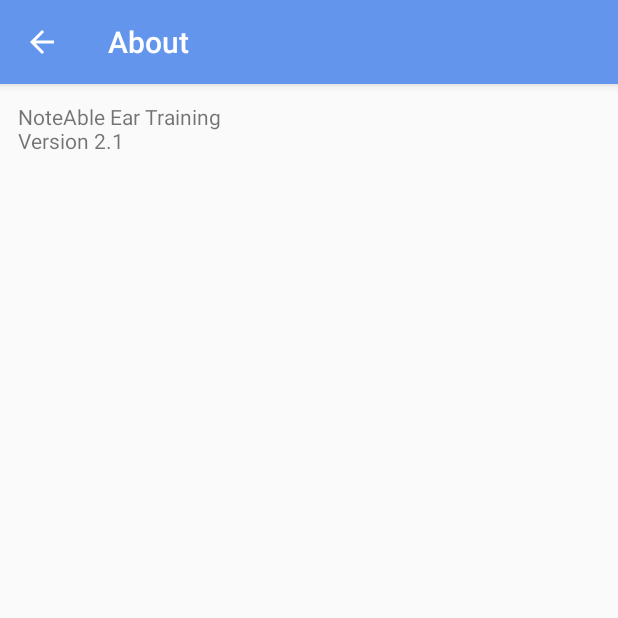
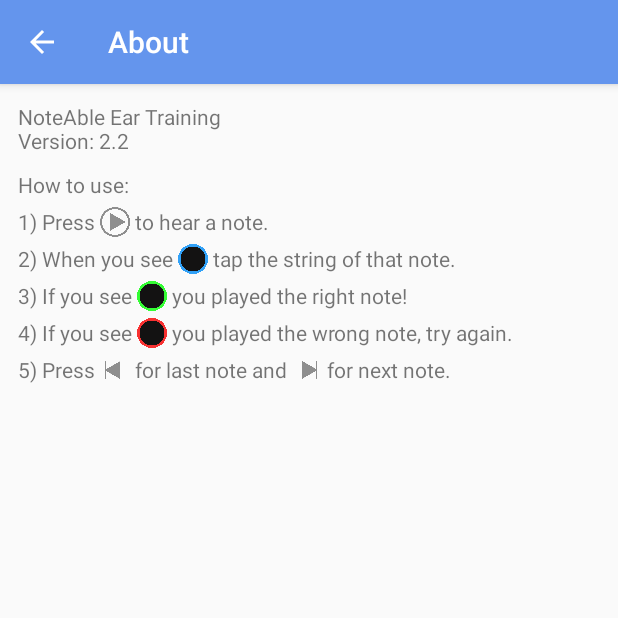
Before and after one commit to msuson/NoteAble, an Android app: the SettingsActivity screen opened directly, with no data from a screen before it, on a phone screen of 412 x 824 dp, the top half of it. Run offline under Robolectric (Android 15) with nearby library versions, the phone set to English and light mode, and no system bars.

Commit message:
NoteAble 2.2 added toast message and about screen

```diff
--- a/app/build.gradle
+++ b/app/build.gradle
@@ -8,8 +8,8 @@ android {
         applicationId "suson.marco.noteable"
         minSdkVersion 15
         targetSdkVersion 23
-        versionCode 3
-        versionName "2.1"
+        versionCode 4
+        versionName "2.2"
     }
     buildTypes {
         release {
--- a/app/src/main/java/suson/marco/noteable/MainActivity.java
+++ b/app/src/main/java/suson/marco/noteable/MainActivity.java
@@ -5,11 +5,13 @@ import android.content.res.AssetFileDescriptor;
 import android.media.MediaPlayer;
 import android.support.v7.app.AppCompatActivity;
 import android.os.Bundle;
+import android.view.Gravity;
 import android.view.Menu;
 import android.view.MenuItem;
 import android.view.View;
 import android.widget.ImageButton;
 import android.widget.ImageView;
+import android.widget.Toast;
 
 import java.io.IOException;
 import java.util.Random;
@@ -25,6 +27,7 @@ public class MainActivity extends AppCompatActivity {
             R.raw.string_4_note_d,
             R.raw.string_5_note_a,
             R.raw.string_6_note_e};
+    private String[] noteName = {"e", "B", "G", "D", "A", "E"};
     private int currentNote = new Random().nextInt(notes.length);
     private int previousNote;
     private final MediaPlayer player = new MediaPlayer();
@@ -101,8 +104,12 @@ public class MainActivity extends AppCompatActivity {
             stringButtons[i].setOnClickListener(new View.OnClickListener() {
                 @Override
                 public void onClick(View v) {
-                    if(index == currentNote && ready)
+                    if(index == currentNote && ready) {
+                        Toast toast = Toast.makeText(MainActivity.this, noteName[index], Toast.LENGTH_SHORT);
+                        toast.setGravity(Gravity.CENTER_HORIZONTAL, 0, -190);
+                        toast.show();
                         centerImage.setImageResource(R.drawable.correct_response2);
+                    }
                     else if(ready)
                         centerImage.setImageResource(R.drawable.incorrect_response2);
                     AssetFileDescriptor afd = MainActivity.this.getResources().openRawResourceFd(notes[index]);
--- a/app/src/main/res/layout/activity_settings.xml
+++ b/app/src/main/res/layout/activity_settings.xml
@@ -5,8 +5,163 @@
     android:padding="12dp">
 
     <TextView
+        android:id="@+id/about"
         android:layout_width="wrap_content"
         android:layout_height="wrap_content"
-        android:text="NoteAble Ear Training\nVersion 2.1"/>
+        android:text="NoteAble Ear Training\nVersion: 2.2"/>
+
+    <TextView
+        android:id="@+id/howTo"
+        android:layout_width="wrap_content"
+        android:layout_height="wrap_content"
+        android:layout_below="@+id/about"
+        android:paddingTop="10dp"
+        android:text="How to use:"/>
+
+    <TextView
+        android:layout_marginTop="5dp"
+        android:id="@+id/step1"
+        android:layout_width="wrap_content"
+        android:layout_height="wrap_content"
+        android:layout_below="@+id/howTo"
+        android:text="1) Press "/>
+
+    <ImageView
+        android:layout_marginTop="5dp"
+        android:id="@+id/playIcon"
+        android:layout_width="20dp"
+        android:layout_height="20dp"
+        android:layout_toRightOf="@+id/step1"
+        android:layout_below="@+id/howTo"
+        android:src="@drawable/play_icon_tut"/>
+
+    <TextView
+        android:layout_marginTop="5dp"
+        android:layout_width="wrap_content"
+        android:layout_height="wrap_content"
+        android:layout_toRightOf="@+id/playIcon"
+        android:layout_below="@+id/howTo"
+        android:text=" to hear a note."/>
+
+    <TextView
+        android:layout_marginTop="5dp"
+        android:id="@+id/step2"
+        android:layout_width="wrap_content"
+        android:layout_height="wrap_content"
+        android:layout_below="@+id/step1"
+        android:text="2) When you see "/>
+
+    <ImageView
+        android:layout_marginTop="5dp"
+        android:id="@+id/step2.1"
+        android:layout_width="20dp"
+        android:layout_height="20dp"
+        android:layout_below="@+id/step1"
+        android:layout_toRightOf="@+id/step2"
+        android:src="@drawable/active2"/>
+
+    <TextView
+        android:layout_marginTop="5dp"
+        android:id="@+id/step2.2"
+        android:layout_width="wrap_content"
+        android:layout_height="wrap_content"
+        android:layout_below="@+id/step1"
+        android:layout_toRightOf="@+id/step2.1"
+        android:text=" tap the string of that note."/>
+
+    <TextView
+        android:layout_marginTop="5dp"
+        android:id="@+id/step3"
+        android:layout_width="wrap_content"
+        android:layout_height="wrap_content"
+        android:layout_below="@+id/step2"
+        android:text="3) If you see "/>
+
+    <ImageView
+        android:layout_marginTop="5dp"
+        android:id="@+id/step3.1"
+        android:layout_width="20dp"
+        android:layout_height="20dp"
+        android:layout_below="@+id/step2"
+        android:layout_toRightOf="@id/step3"
+        android:src="@drawable/correct_response2"/>
+
+    <TextView
+        android:layout_marginTop="5dp"
+        android:id="@+id/step3.2"
+        android:layout_width="wrap_content"
+        android:layout_height="wrap_content"
+        android:layout_below="@id/step2"
+        android:layout_toRightOf="@id/step3.1"
+        android:text=" you played the right note!"/>
+
+    <TextView
+        android:layout_marginTop="5dp"
+        android:id="@+id/step4"
+        android:layout_width="wrap_content"
+        android:layout_height="wrap_content"
+        android:layout_below="@id/step3"
+        android:text="4) If you see "/>
+
+    <ImageView
+        android:layout_marginTop="5dp"
+        android:id="@+id/step4.1"
+        android:layout_width="20dp"
+        android:layout_height="20dp"
+        android:layout_below="@+id/step3"
+        android:layout_toRightOf="@id/step4"
+        android:src="@drawable/incorrect_response2"/>
+
+    <TextView
+        android:layout_marginTop="5dp"
+        android:id="@+id/step4.2"
+        android:layout_width="wrap_content"
+        android:layout_height="wrap_content"
+        android:layout_below="@id/step3"
+        android:layout_toRightOf="@id/step4.1"
+        android:text=" you played the wrong note, try again."/>
+
+    <TextView
+        android:layout_marginTop="5dp"
+        android:id="@+id/step5"
+        android:layout_width="wrap_content"
+        android:layout_height="wrap_content"
+        android:layout_below="@id/step4"
+        android:text="5) Press "/>
+
+    <ImageView
+        android:layout_marginTop="5dp"
+        android:id="@+id/step5.1"
+        android:layout_width="20dp"
+        android:layout_height="20dp"
+        android:layout_toRightOf="@+id/step5"
+        android:layout_below="@+id/step4"
+        android:src="@drawable/prev_icon_tut"/>
+
+    <TextView
+        android:layout_marginTop="5dp"
+        android:id="@+id/step5.2"
+        android:layout_width="wrap_content"
+        android:layout_height="wrap_content"
+        android:layout_toRightOf="@+id/step5.1"
+        android:layout_below="@+id/step4"
+        android:text=" for last note and "/>
+
+    <ImageView
+        android:layout_marginTop="5dp"
+        android:id="@+id/step5.3"
+        android:layout_width="20dp"
+        android:layout_height="20dp"
+        android:layout_toRightOf="@id/step5.2"
+        android:layout_below="@id/step4"
+        android:src="@drawable/next_icon_tut"/>
+
+    <TextView
+        android:layout_marginTop="5dp"
+        android:layout_width="wrap_content"
+        android:layout_height="wrap_content"
+        android:layout_toRightOf="@id/step5.3"
+        android:layout_below="@id/step4"
+        android:text=" for next note."/>
 
 </RelativeLayout>
```
Also changed, not shown: app/libs/TarsosDSP-Android-latest.jar (deleted), app/src/main/res/drawable/bridge_wide.png (deleted), app/src/main/res/drawable/ferrocircle.png (deleted), app/src/main/res/drawable/ferrocircle_active.png (deleted), app/src/main/res/drawable/next_icon_tut.png (added), app/src/main/res/drawable/play_icon_tut.png (added), app/src/main/res/drawable/prev_icon_tut.png (added), app/src/main/res/drawable/test.jpg (deleted), 6 other files.
